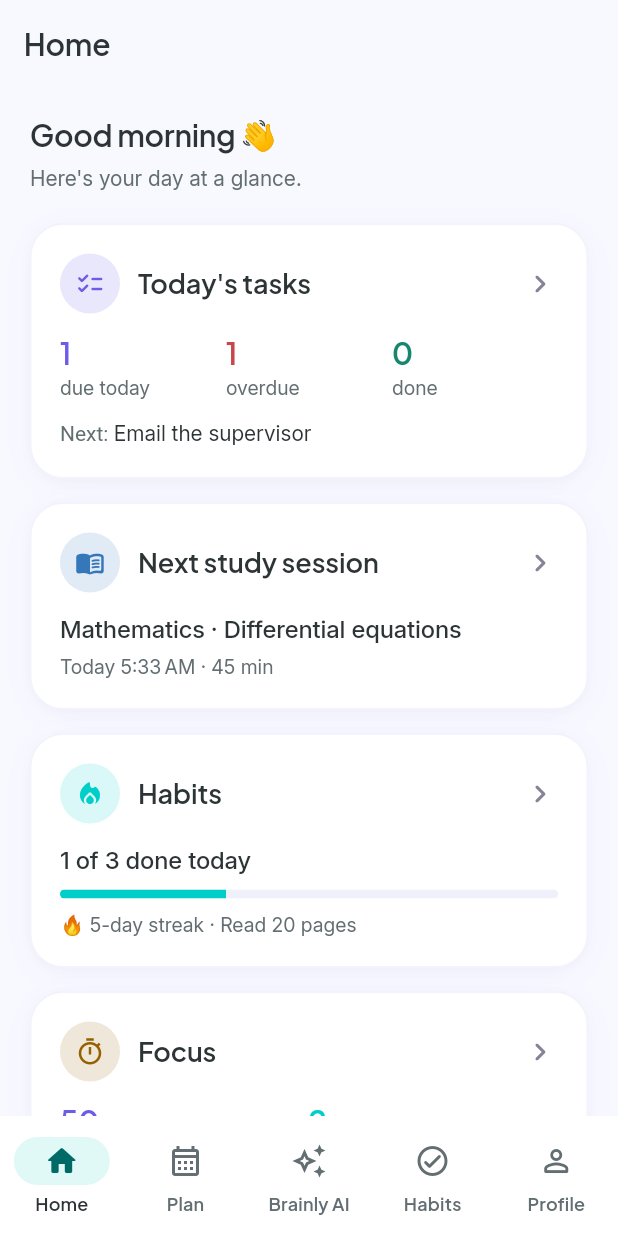
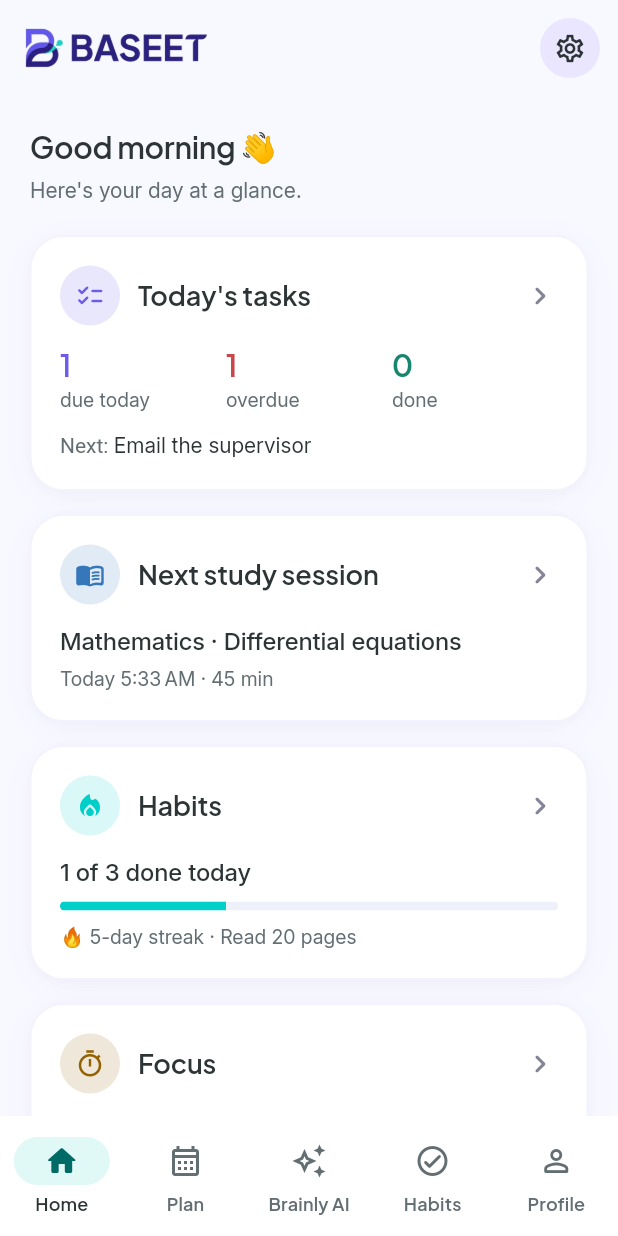
Before and after one commit to NourElsahhar/Brainly_life, a Flutter app: the screen it shows once a user with an empty profile is signed in, on a phone screen of 412 x 824 dp. Run offline on Flutter 3.47's test engine with Material 3 defaults, Android fonts, the phone set to English and light mode, and no system bars; our stand-ins replace clock, cloud_firestore, cloud_functions, equatable, firebase_auth, firebase_core and 5 more; accounts and stored records are empty.

Commit message:
Feature/shahd adel baseet app bar (#67)
* feat: add shared Baseet app bar

* rename app bar logos so they don't clash with the splash logos

```diff
--- /dev/null
+++ b/lib/core/widgets/baseet_app_bar.dart
@@ -0,0 +1,143 @@
+// BaseetAppBar = the one top bar of the whole app (design: Canva
+// "Baseet App Bar", light + dark).
+//
+// Two kinds:
+//   - BaseetAppBar.main(): the 5 main tabs. Baseet logo + Settings button.
+//   - BaseetAppBar.inner(title: 'Task'): every other screen. Back arrow
+//     (added by Flutter when there is a page to go back to) + title + actions.
+//
+// Usage:
+//   Scaffold(appBar: const BaseetAppBar.main(), ...)
+//   Scaffold(
+//     appBar: BaseetAppBar.inner(
+//       title: 'Task',
+//       actions: [
+//         AppBarIconButton(icon: Icons.edit_outlined, tooltip: 'Edit', onPressed: ...),
+//       ],
+//     ),
+//   )
+
+import 'package:brainly_life/core/routes/app_routes.dart';
+import 'package:brainly_life/core/theme/theme.dart';
+import 'package:flutter/material.dart';
+import 'package:go_router/go_router.dart';
+
+class BaseetAppBar extends StatelessWidget implements PreferredSizeWidget {
+  /// The bar of the 5 main tabs: logo on the left, Settings on the right.
+  const BaseetAppBar.main({super.key, this.onSettings})
+    : title = null,
+      actions = const [],
+      bottom = null;
+
+  /// The bar of every other screen: back arrow, [title] and [actions].
+  const BaseetAppBar.inner({
+    super.key,
+    required String this.title,
+    this.actions = const [],
+    this.bottom,
+  }) : onSettings = null;
+
+  /// The height of the bar, from the design.
+  static const double height = 64;
+
+  /// Path of the logo for each theme.
+  static const String lightLogo =
+      'assets/branding/baseet_app_bar_logo_light.png';
+  static const String darkLogo = 'assets/branding/baseet_app_bar_logo_dark.png';
+
+  /// null means this is the main bar (logo instead of a title).
+  final String? title;
+
+  final List<Widget> actions;
+
+  /// Something under the bar, like the tabs of the Tasks screen.
+  final PreferredSizeWidget? bottom;
+
+  /// What the Settings button does. Defaults to opening Settings.
+  final VoidCallback? onSettings;
+
+  bool get _isMain => title == null;
+
+  @override
+  Size get preferredSize =>
+      Size.fromHeight(height + (bottom?.preferredSize.height ?? 0));
+
+  @override
+  Widget build(BuildContext context) {
+    final title = this.title;
+
+    return AppBar(
+      toolbarHeight: height,
+      titleSpacing: _isMain ? AppSpacing.s4 : null,
+      title: title == null ? const _Logo() : Text(title),
+      actions: [
+        if (_isMain)
+          AppBarIconButton(
+            icon: Icons.settings_outlined,
+            tooltip: 'Settings',
+            onPressed: onSettings ?? () => context.go(AppRoutes.settings),
+          )
+        else
+          ...actions,
+        const SizedBox(width: AppSpacing.s2),
+      ],
+      bottom: bottom,
+    );
+  }
+}
+
+/// A round icon button for the app bar. The main bar shows it on a light
+/// purple circle ([filled]); inner screens use the plain one.
+class AppBarIconButton extends StatelessWidget {
+  const AppBarIconButton({
+    super.key,
+    required this.icon,
+    required this.tooltip,
+    required this.onPressed,
+    this.filled = true,
+  });
+
+  final IconData icon;
+
+  /// Read by screen readers, and shown on long press.
+  final String tooltip;
+  final VoidCallback? onPressed;
+  final bool filled;
+
+  @override
+  Widget build(BuildContext context) {
+    final p = context.palette;
+
+    return IconButton(
+      tooltip: tooltip,
+      onPressed: onPressed,
+      icon: Icon(icon, size: AppSizes.iconStandard + 2),
+      color: p.textPrimary,
+      style: filled
+          ? IconButton.styleFrom(
+              backgroundColor: p.primarySoft,
+              fixedSize: const Size.square(AppSpacing.s10), // 40 in the design
+            )
+          : null,
+    );
+  }
+}
+
+/// The Baseet logo, in the right colours for light and dark mode.
+class _Logo extends StatelessWidget {
+  const _Logo();
+
+  @override
+  Widget build(BuildContext context) {
+    final isDark = Theme.of(context).brightness == Brightness.dark;
+
+    return Image.asset(
+      isDark ? BaseetAppBar.darkLogo : BaseetAppBar.lightLogo,
+      height: AppSpacing.s7, // 28 in the design
+      semanticLabel: 'Baseet',
+      // Tests and a missing file show the name instead of a red box.
+      errorBuilder: (context, _, _) =>
+          Text('Baseet', style: context.text.headlineSmall),
+    );
+  }
+}
--- a/lib/core/widgets/widgets.dart
+++ b/lib/core/widgets/widgets.dart
@@ -5,6 +5,7 @@ export 'app_button.dart';
 export 'app_card.dart';
 export 'app_snack_bar.dart';
 export 'app_text_field.dart';
+export 'baseet_app_bar.dart';
 export 'color_picker_row.dart';
 export 'confirm_dialog.dart';
 export 'date_time_picker_field.dart';
--- a/lib/features/home/presentation/screens/home_screen.dart
+++ b/lib/features/home/presentation/screens/home_screen.dart
@@ -1,5 +1,6 @@
 import 'package:brainly_life/core/routes/app_routes.dart';
 import 'package:brainly_life/core/theme/theme.dart';
+import 'package:brainly_life/core/widgets/widgets.dart';
 import 'package:brainly_life/features/home/logic/home_cubit.dart';
 import 'package:brainly_life/features/home/logic/home_state.dart';
 import 'package:brainly_life/features/home/presentation/widgets/home_card_contents.dart';
@@ -49,7 +50,7 @@ class HomeView extends StatelessWidget {
     final now = clock.now();
 
     return Scaffold(
-      appBar: AppBar(title: const Text('Home')),
+      appBar: const BaseetAppBar.main(),
       body: BlocBuilder<HomeCubit, HomeState>(
         builder: (context, state) => RefreshIndicator(
           onRefresh: cubit.load,
--- a/pubspec.yaml
+++ b/pubspec.yaml
@@ -83,6 +83,8 @@ flutter:
   assets:
     - assets/branding/baseet_logo_light.png
     - assets/branding/baseet_logo_dark.png
+    - assets/branding/baseet_app_bar_logo_light.png
+    - assets/branding/baseet_app_bar_logo_dark.png
 
   fonts:
     - family: PlusJakartaSans
```
Also changed, not shown: assets/branding/baseet_app_bar_logo_dark.png (added), assets/branding/baseet_app_bar_logo_light.png (added), 1 other file.
